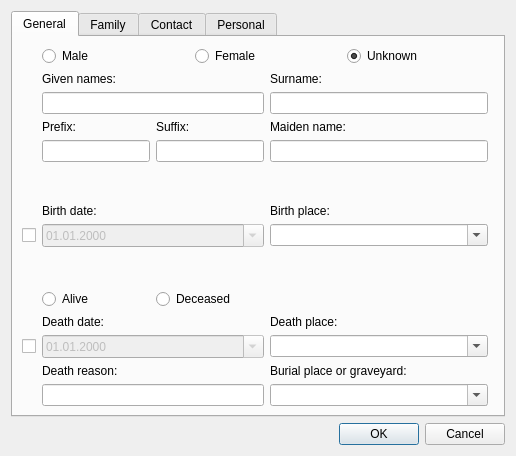
First picture: the form in dialogs/persondialog.ui, repository caybro/pedikree, before the edit.
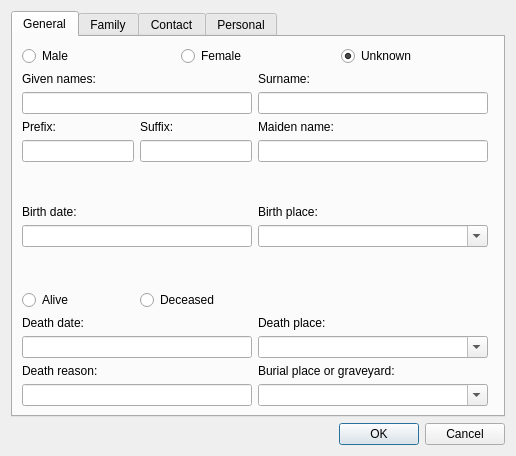
Second picture: the form after the edit.

Commit message:
add a specialized PdDateDialog
- supporting fuzzy dates
- change schema: DATETIME -> STRING

Diff of the .ui file:
```diff
--- a/dialogs/persondialog.ui
+++ b/dialogs/persondialog.ui
@@ -21,40 +21,7 @@
        <string>General</string>
       </attribute>
       <layout class="QGridLayout" name="gridLayout_2">
-       <item row="13" column="2">
-        <widget class="QComboBox" name="leBurialPlace">
-         <property name="editable">
-          <bool>true</bool>
-         </property>
-         <property name="insertPolicy">
-          <enum>QComboBox::NoInsert</enum>
-         </property>
-        </widget>
-       </item>
-       <item row="7" column="2">
-        <widget class="QComboBox" name="leBirthPlace">
-         <property name="editable">
-          <bool>true</bool>
-         </property>
-         <property name="insertPolicy">
-          <enum>QComboBox::NoInsert</enum>
-         </property>
-        </widget>
-       </item>
-       <item row="10" column="2" colspan="2">
-        <widget class="QLabel" name="labelDeathPlace">
-         <property name="text">
-          <string>Death place:</string>
-         </property>
-         <property name="buddy">
-          <cstring>leDeathPlace</cstring>
-         </property>
-        </widget>
-       </item>
-       <item row="4" column="2">
-        <widget class="QLineEdit" name="leMaidenName"/>
-       </item>
-       <item row="0" column="1" colspan="3">
+       <item row="0" column="0" colspan="3">
         <layout class="QHBoxLayout" name="horizontalLayout">
          <item>
           <widget class="QRadioButton" name="cbMale">
@@ -91,17 +58,20 @@
          </item>
         </layout>
        </item>
-       <item row="1" column="2" colspan="2">
-        <widget class="QLabel" name="label_2">
-         <property name="text">
-          <string>Surname:</string>
+       <item row="7" column="1">
+        <widget class="QComboBox" name="leBirthPlace">
+         <property name="editable">
+          <bool>true</bool>
          </property>
-         <property name="buddy">
-          <cstring>leSurname</cstring>
+         <property name="insertPolicy">
+          <enum>QComboBox::NoInsert</enum>
          </property>
         </widget>
        </item>
-       <item row="1" column="1">
+       <item row="13" column="0">
+        <widget class="QLineEdit" name="leDeathReason"/>
+       </item>
+       <item row="1" column="0">
         <widget class="QLabel" name="label">
          <property name="text">
           <string>Given names:</string>
@@ -111,47 +81,100 @@
          </property>
         </widget>
        </item>
+       <item row="10" column="0">
+        <widget class="QLabel" name="labelDeathDate">
+         <property name="text">
+          <string>Death date:</string>
+         </property>
+        </widget>
+       </item>
        <item row="13" column="1">
-        <widget class="QLineEdit" name="leDeathReason"/>
+        <widget class="QComboBox" name="leBurialPlace">
+         <property name="editable">
+          <bool>true</bool>
+         </property>
+         <property name="insertPolicy">
+          <enum>QComboBox::NoInsert</enum>
+         </property>
+        </widget>
        </item>
-       <item row="9" column="1">
-        <layout class="QHBoxLayout" name="horizontalLayout_2">
-         <item>
-          <widget class="QRadioButton" name="cbAlive">
-           <property name="text">
-            <string>Alive</string>
-           </property>
-           <attribute name="buttonGroup">
-            <string notr="true">buttonGroupAlive</string>
-           </attribute>
-          </widget>
-         </item>
-         <item>
-          <widget class="QRadioButton" name="cbDeceased">
-           <property name="text">
-            <string>Deceased</string>
-           </property>
-           <attribute name="buttonGroup">
-            <string notr="true">buttonGroupAlive</string>
-           </attribute>
-          </widget>
-         </item>
-        </layout>
+       <item row="12" column="0">
+        <widget class="QLabel" name="labelDeathReason">
+         <property name="text">
+          <string>Death reason:</string>
+         </property>
+         <property name="buddy">
+          <cstring>leDeathReason</cstring>
+         </property>
+        </widget>
        </item>
-       <item row="2" column="2">
+       <item row="3" column="1" colspan="2">
+        <widget class="QLabel" name="labelMaidenName">
+         <property name="text">
+          <string>Maiden name:</string>
+         </property>
+         <property name="buddy">
+          <cstring>leMaidenName</cstring>
+         </property>
+        </widget>
+       </item>
+       <item row="4" column="1">
+        <widget class="QLineEdit" name="leMaidenName"/>
+       </item>
+       <item row="7" column="0">
+        <widget class="QLineEdit" name="leBirthDate">
+         <property name="readOnly">
+          <bool>true</bool>
+         </property>
+        </widget>
+       </item>
+       <item row="1" column="1" colspan="2">
+        <widget class="QLabel" name="label_2">
+         <property name="text">
+          <string>Surname:</string>
+         </property>
+         <property name="buddy">
+          <cstring>leSurname</cstring>
+         </property>
+        </widget>
+       </item>
+       <item row="2" column="1">
         <widget class="QLineEdit" name="leSurname"/>
        </item>
-       <item row="6" column="1">
+       <item row="6" column="0">
         <widget class="QLabel" name="label_6">
          <property name="text">
           <string>Birth date:</string>
          </property>
+        </widget>
+       </item>
+       <item row="8" column="1">
+        <spacer name="verticalSpacer_2">
+         <property name="orientation">
+          <enum>Qt::Vertical</enum>
+         </property>
+         <property name="sizeHint" stdset="0">
+          <size>
+           <width>20</width>
+           <height>52</height>
+          </size>
+         </property>
+        </spacer>
+       </item>
+       <item row="12" column="1" colspan="2">
+        <widget class="QLabel" name="labelBurial">
+         <property name="text">
+          <string>Burial place or graveyard:</string>
+         </property>
          <property name="buddy">
-          <cstring>leBirthDate</cstring>
+          <cstring>leBurialPlace</cstring>
          </property>
         </widget>
        </item>
-       <item row="6" column="2" colspan="2">
+       <item row="2" column="0">
+        <widget class="QLineEdit" name="leGivenNames"/>
+       </item>
+       <item row="6" column="1" colspan="2">
         <widget class="QLabel" name="label_7">
          <property name="text">
           <string>Birth place:</string>
@@ -161,17 +184,27 @@
          </property>
         </widget>
        </item>
-       <item row="12" column="1">
-        <widget class="QLabel" name="labelDeathReason">
-         <property name="text">
-          <string>Death reason:</string>
+       <item row="5" column="1">
+        <spacer name="verticalSpacer">
+         <property name="orientation">
+          <enum>Qt::Vertical</enum>
          </property>
-         <property name="buddy">
-          <cstring>leDeathReason</cstring>
+         <property name="sizeHint" stdset="0">
+          <size>
+           <width>20</width>
+           <height>53</height>
+          </size>
+         </property>
+        </spacer>
+       </item>
+       <item row="11" column="0">
+        <widget class="QLineEdit" name="leDeathDate">
+         <property name="readOnly">
+          <bool>true</bool>
          </property>
         </widget>
        </item>
-       <item row="3" column="1" rowspan="2">
+       <item row="3" column="0" rowspan="2">
         <layout class="QGridLayout" name="gridLayout">
          <item row="0" column="0">
           <widget class="QLabel" name="label_3">
@@ -201,69 +234,7 @@
          </item>
         </layout>
        </item>
-       <item row="3" column="2" colspan="2">
-        <widget class="QLabel" name="labelBirthSurname">
-         <property name="text">
-          <string>Maiden name:</string>
-         </property>
-         <property name="buddy">
-          <cstring>leMaidenName</cstring>
-         </property>
-        </widget>
-       </item>
-       <item row="7" column="1">
-        <widget class="QDateEdit" name="leBirthDate">
-         <property name="enabled">
-          <bool>false</bool>
-         </property>
-         <property name="displayFormat">
-          <string>dd.MM.yyyy</string>
-         </property>
-         <property name="calendarPopup">
-          <bool>true</bool>
-         </property>
-        </widget>
-       </item>
-       <item row="5" column="2">
-        <spacer name="verticalSpacer">
-         <property name="orientation">
-          <enum>Qt::Vertical</enum>
-         </property>
-         <property name="sizeHint" stdset="0">
-          <size>
-           <width>20</width>
-           <height>53</height>
-          </size>
-         </property>
-        </spacer>
-       </item>
-       <item row="10" column="1">
-        <widget class="QLabel" name="labelDeathDate">
-         <property name="text">
-          <string>Death date:</string>
-         </property>
-         <property name="buddy">
-          <cstring>leDeathDate</cstring>
-         </property>
-        </widget>
-       </item>
-       <item row="2" column="1">
-        <widget class="QLineEdit" name="leGivenNames"/>
-       </item>
        <item row="11" column="1">
-        <widget class="QDateEdit" name="leDeathDate">
-         <property name="enabled">
-          <bool>false</bool>
-         </property>
-         <property name="displayFormat">
-          <string>dd.MM.yyyy</string>
-         </property>
-         <property name="calendarPopup">
-          <bool>true</bool>
-         </property>
-        </widget>
-       </item>
-       <item row="11" column="2">
         <widget class="QComboBox" name="leDeathPlace">
          <property name="editable">
           <bool>true</bool>
@@ -273,34 +244,39 @@
          </property>
         </widget>
        </item>
-       <item row="8" column="2">
-        <spacer name="verticalSpacer_2">
-         <property name="orientation">
-          <enum>Qt::Vertical</enum>
-         </property>
-         <property name="sizeHint" stdset="0">
-          <size>
-           <width>20</width>
-           <height>52</height>
-          </size>
-         </property>
-        </spacer>
-       </item>
-       <item row="12" column="2" colspan="2">
-        <widget class="QLabel" name="labelBurial">
+       <item row="10" column="1" colspan="2">
+        <widget class="QLabel" name="labelDeathPlace">
          <property name="text">
-          <string>Burial place or graveyard:</string>
+          <string>Death place:</string>
          </property>
          <property name="buddy">
-          <cstring>leBurialPlace</cstring>
+          <cstring>leDeathPlace</cstring>
          </property>
         </widget>
        </item>
-       <item row="7" column="0">
-        <widget class="QCheckBox" name="cbBirthDate"/>
-       </item>
-       <item row="11" column="0">
-        <widget class="QCheckBox" name="cbDeathDate"/>
+       <item row="9" column="0">
+        <layout class="QHBoxLayout" name="horizontalLayout_2">
+         <item>
+          <widget class="QRadioButton" name="cbAlive">
+           <property name="text">
+            <string>Alive</string>
+           </property>
+           <attribute name="buttonGroup">
+            <string notr="true">buttonGroupAlive</string>
+           </attribute>
+          </widget>
+         </item>
+         <item>
+          <widget class="QRadioButton" name="cbDeceased">
+           <property name="text">
+            <string>Deceased</string>
+           </property>
+           <attribute name="buttonGroup">
+            <string notr="true">buttonGroupAlive</string>
+           </attribute>
+          </widget>
+         </item>
+        </layout>
        </item>
       </layout>
      </widget>
```
Left out of the diff: 36 changed lines with no effect on the pictures. The commit also changes 10 other files.
